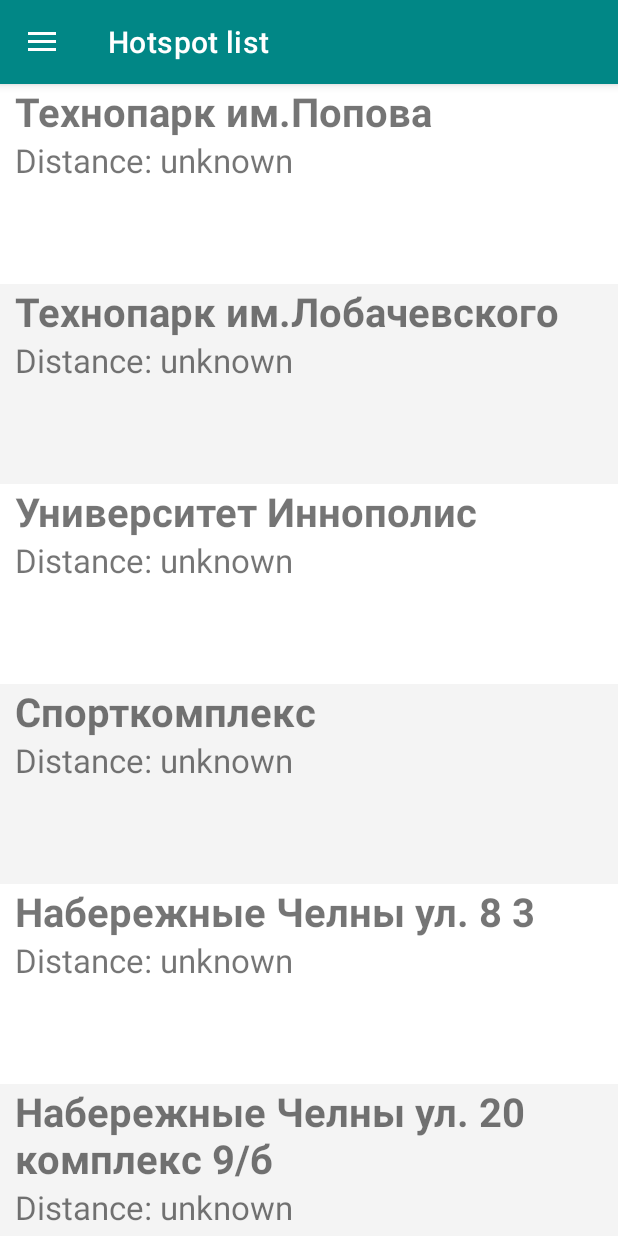
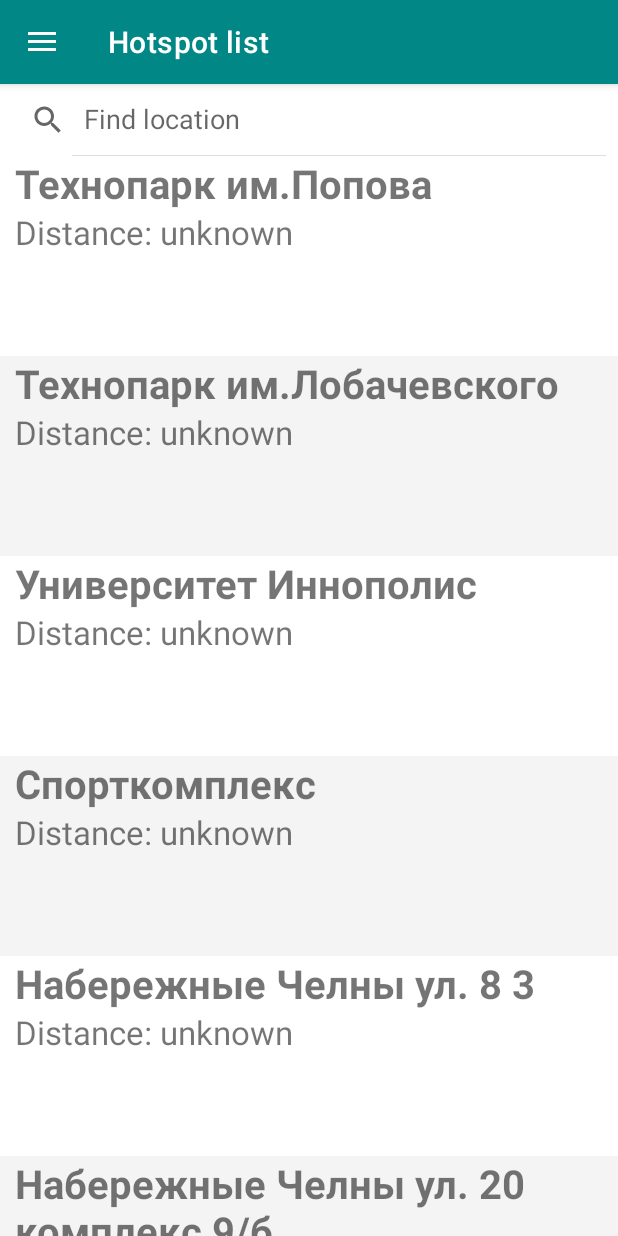
Before and after one commit to moose-kazan/tatarstan-free-wifi-android, an Android app: the screen it shows after launch (MainActivity), on a phone screen of 412 x 824 dp. Run offline under Robolectric (Android 15) with nearby library versions, the phone set to English and light mode, and no system bars; our stand-ins replace navigation-ui; pictures from the network do not load.

Commit message:
- Added search field

```diff
--- a/app/build.gradle
+++ b/app/build.gradle
@@ -10,8 +10,8 @@
         applicationId "com.ylsoftware.tatwififree"
         minSdk 29
         targetSdk 35
-        versionCode 1
-        versionName "0.0.1"
+        versionCode 2
+        versionName "0.0.2"
 
         testInstrumentationRunner "androidx.test.runner.AndroidJUnitRunner"
     }
--- a/app/src/main/java/com/ylsoftware/tatwififree/HotspotAdapter.java
+++ b/app/src/main/java/com/ylsoftware/tatwififree/HotspotAdapter.java
@@ -11,16 +11,21 @@
 import androidx.annotation.NonNull;
 import androidx.recyclerview.widget.RecyclerView;
 
+import java.util.ArrayList;
 import java.util.Comparator;
 import java.util.List;
 
 
 public class HotspotAdapter extends RecyclerView.Adapter<HotspotAdapter.ViewHolder>{
     public final List<Hotspot> hotspots;
+    public final List<Hotspot> hotspots_filtered = new ArrayList<>();
+
+    public String searchQuery = "";
     private OnItemClickListener listener = null;
 
     public HotspotAdapter(List<Hotspot> hotspots, OnItemClickListener listener, Location lastLocation) {
         this.hotspots = hotspots;
+        filterHotspots();
         this.listener = listener;
         if (lastLocation != null) {
             this.setCurrentLocation(lastLocation);
@@ -40,7 +45,7 @@
 
     @Override
     public void onBindViewHolder(@NonNull HotspotAdapter.ViewHolder holder, int position) {
-        Hotspot hotspot = this.hotspots.get(position);
+        Hotspot hotspot = this.hotspots_filtered.get(position);
         holder.addrView.setText(hotspot.address);
         holder.distanceView.setText(formatDistance(holder.itemView.getContext(), hotspot.distance));
 
@@ -68,7 +73,7 @@
 
     @Override
     public int getItemCount() {
-        return this.hotspots.size();
+        return this.hotspots_filtered.size();
     }
 
     public void setCurrentLocation(Location location) {
@@ -82,7 +87,30 @@
             //this.notifyItemChanged(i);
         }
         this.hotspots.sort(new HotspotComparator());
+        filterHotspots();
         this.notifyDataSetChanged();
+    }
+
+    public void setSearchText(String searchQuery) {
+        this.searchQuery = searchQuery;
+        filterHotspots();
+        this.notifyDataSetChanged();
+    }
+
+    private void filterHotspots() {
+        hotspots_filtered.clear();
+
+        if (this.searchQuery.isEmpty()) {
+            hotspots_filtered.addAll(hotspots);
+            return;
+        }
+
+        String loweredSearchQuery = this.searchQuery.toLowerCase();
+        for (int i = 0; i < this.hotspots.size(); i++) {
+            if (this.hotspots.get(i).address.toLowerCase().contains(loweredSearchQuery)) {
+                hotspots_filtered.add(hotspots.get(i));
+            }
+        }
     }
 
     public static class HotspotComparator implements Comparator<Hotspot> {
--- a/app/src/main/java/com/ylsoftware/tatwififree/ui/home/HomeFragment.java
+++ b/app/src/main/java/com/ylsoftware/tatwififree/ui/home/HomeFragment.java
@@ -8,9 +8,14 @@
 import android.net.Uri;
 import android.os.Bundle;
 import android.util.Log;
+import android.view.KeyEvent;
 import android.view.LayoutInflater;
 import android.view.View;
 import android.view.ViewGroup;
+import android.view.inputmethod.EditorInfo;
+import android.widget.EditText;
+import android.widget.SearchView;
+import android.widget.TextView;
 import android.widget.Toast;
 
 import androidx.annotation.NonNull;
@@ -38,6 +43,8 @@
 
     private SwipeRefreshLayout swipeRefreshLayout;
 
+    private SearchView searchView;
+
     private FragmentHomeBinding binding;
 
     private FusedLocationProviderClient fusedLocationClient;
@@ -50,6 +57,8 @@
             this.lastLocation = new Location("");
             this.lastLocation.setLatitude(savedInstanceState.getDouble("last_lat", 0));
             this.lastLocation.setLongitude(savedInstanceState.getDouble("last_lon", 0));
+
+            this.searchView.setQuery(savedInstanceState.getCharSequence("search_query", ""), true);
             //Log.i("FOUNDLOCATION", this.lastLocation.toString());
         }
 
@@ -65,6 +74,25 @@
         View root = binding.getRoot();
 
         final RecyclerView hotspotListView = root.findViewById(R.id.hotspot_list);
+        searchView = root.findViewById(R.id.search_view);
+        int searchSrcTextId = searchView.getContext().getResources().getIdentifier("android:id/search_src_text", null, null);
+        EditText searchEditText = searchView.findViewById(searchSrcTextId);
+        if (searchEditText != null) {
+            searchEditText.setOnEditorActionListener(new TextView.OnEditorActionListener() {
+                @Override
+                public boolean onEditorAction(TextView textView, int actionId, KeyEvent keyEvent) {
+                    if (actionId == EditorInfo.IME_ACTION_SEARCH) {
+                        hotspotAdapter.setSearchText(searchEditText.getText().toString());
+                        return true;
+                    }
+                    if (actionId == EditorInfo.IME_ACTION_NONE) {
+
+                    }
+                    return false;
+                }
+            });
+        }
+
 
         RecyclerView.LayoutManager layoutMgr = new LinearLayoutManager(getActivity());
 
@@ -91,6 +119,7 @@
         super.onSaveInstanceState(outState);
         outState.putDouble("last_lon", lastLocation.getLongitude());
         outState.putDouble("last_lat", lastLocation.getLatitude());
+        outState.putCharSequence("search_query", searchView.getQuery());
     }
 
     private void openNavigator(Hotspot hotspot) {
--- a/app/src/main/res/layout/fragment_home.xml
+++ b/app/src/main/res/layout/fragment_home.xml
@@ -5,9 +5,21 @@
     android:layout_width="match_parent"
     android:layout_height="match_parent"
     tools:context=".ui.home.HomeFragment">
+    <LinearLayout
+        android:layout_width="fill_parent"
+        android:layout_height="fill_parent"
+        android:orientation="vertical">
+    <SearchView
+        android:id="@+id/search_view"
+        android:layout_height="wrap_content"
+        android:layout_width="fill_parent"
+        android:iconifiedByDefault="false"
+        android:queryHint="@string/search_query_hint">
+    </SearchView>
 
     <androidx.recyclerview.widget.RecyclerView
         android:id="@+id/hotspot_list"
-        android:layout_width="match_parent"
+        android:layout_width="fill_parent"
         android:layout_height="match_parent" />
+    </LinearLayout>
 </androidx.swiperefreshlayout.widget.SwipeRefreshLayout>
--- a/app/src/main/res/values/strings.xml
+++ b/app/src/main/res/values/strings.xml
@@ -14,6 +14,8 @@
     <string name="distance_1000">Distance: ~%d m</string>
     <string name="distance_3000">Distance: ~%.1f km</string>
     <string name="distance_max">Distance: ~%d km</string>
+
+    <string name="search_query_hint">Find location</string>
 
     <string name="request_permissions_text">This app requires access to your location. It required to show nearest wifi hotspots.</string>
     <string name="request_permissions_button">Grant permissions</string>
```
Also changed, not shown: 1 other file.
